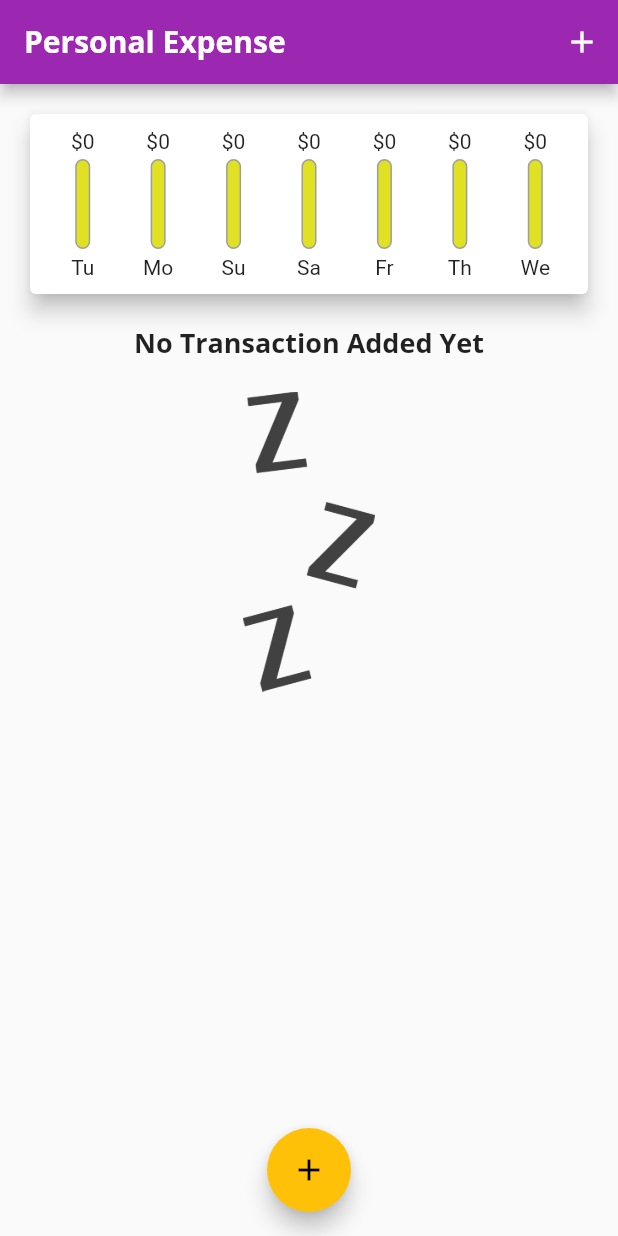
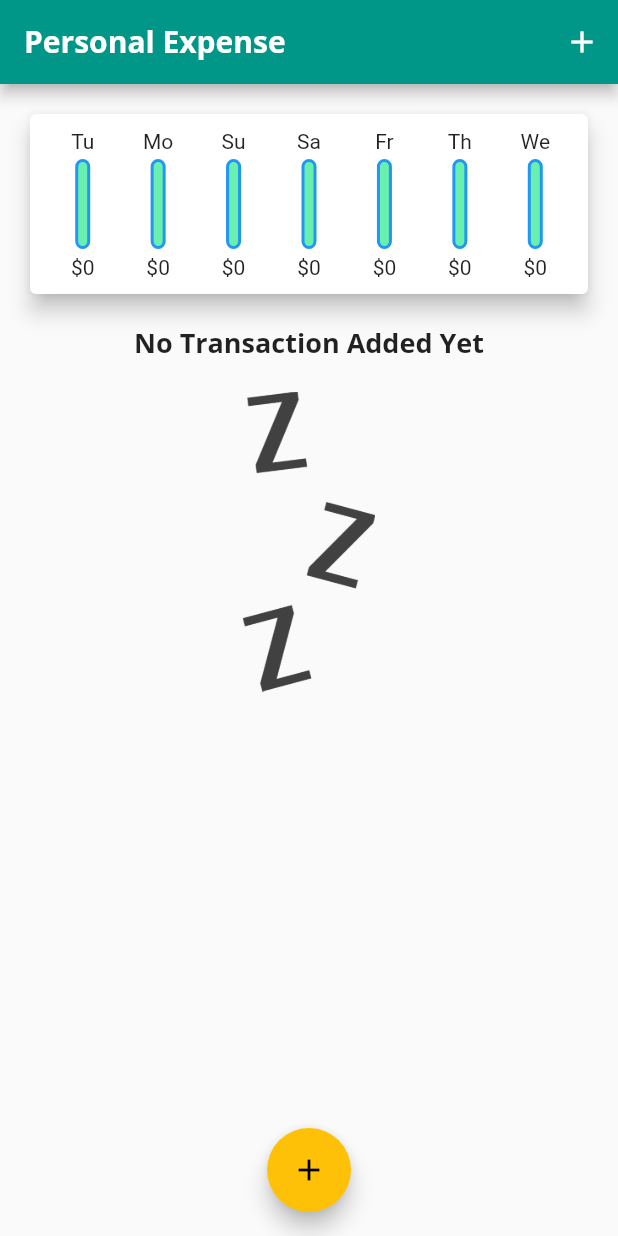
Before and after one commit to marufkhan09/expense, a Flutter app: the screen it shows after launch, on a phone screen of 412 x 824 dp. Run offline on Flutter 3.47's test engine with Material 2 defaults, Android fonts, the phone set to English and light mode, and no system bars.

Commit message:
project done

```diff
--- a/lib/main.dart
+++ b/lib/main.dart
@@ -15,7 +15,7 @@ class MyApp extends StatelessWidget {
     return MaterialApp(
       title: 'Flutter ',
       theme: ThemeData(
-          primarySwatch: Colors.purple,
+          primarySwatch: Colors.teal,
           accentColor: Colors.amber,
           textTheme: ThemeData.light().textTheme.copyWith(
                   headline6: TextStyle(
@@ -96,13 +96,15 @@ class _MyHomePageState extends State<MyHomePage> {
           "Personal Expense",
         ),
       ),
-      body: Column(
+      body: SingleChildScrollView(
+        child: Column(
           mainAxisAlignment: MainAxisAlignment.start,
           crossAxisAlignment: CrossAxisAlignment.stretch,
           children: [
             Chart(_recentTransactions),
             TransactionList(_userTransaction,_deleteNewTranscation),
           ],
+        ),
       ),
       floatingActionButtonLocation: FloatingActionButtonLocation.centerFloat,
       floatingActionButton: FloatingActionButton(
--- a/lib/widgets/charts_bar.dart
+++ b/lib/widgets/charts_bar.dart
@@ -11,8 +11,7 @@ class ChartBar extends StatelessWidget {
   Widget build(BuildContext context) {
     return Column(
       children: [
-        FittedBox(child: Text('\$${spendingAmount.toStringAsFixed(0)}')),
-
+        Text(label),
         SizedBox(
           height: 4,
         ),
@@ -20,30 +19,31 @@ class ChartBar extends StatelessWidget {
           height: 60,
           width: 10,
           child: Stack(
+            alignment: AlignmentDirectional.bottomStart,
             children: [
               Container(
                 decoration: BoxDecoration(
-                  border: Border.all(color: Colors.grey, width: 1.0),
-                  color: Color.fromARGB(220, 220, 220, 1),
-                  borderRadius: BorderRadius.circular(10),
+                  border: Border.all(color: Colors.blue, width: 2.0),
+                  color: Colors.greenAccent,
+                  borderRadius: BorderRadius.circular(5),
                 ),
               ),
               FractionallySizedBox(
                 heightFactor: spendingPctOfTotal,
                 child: Container(
                   decoration: BoxDecoration(
-                    color: Theme.of(context).primaryColor,
+                    color: Colors.red,
                     borderRadius: BorderRadius.circular(10),
                   ),
                 ),
-              )
+              ),
             ],
           ),
         ),
         SizedBox(
           height: 4,
         ),
-        Text(label),
+        FittedBox(child: Text('\$${spendingAmount.toStringAsFixed(0)}')),
       ],
     );
   }
--- a/lib/widgets/transaction_list.dart
+++ b/lib/widgets/transaction_list.dart
@@ -11,7 +11,7 @@ class TransactionList extends StatelessWidget {
   @override
   Widget build(BuildContext context) {
     return Container(
-      height: 300,
+      height: 700,
       child: transactions.isEmpty
           ? Column(
               children: [
```
Lines whose indentation alone changed are shown as unchanged.
